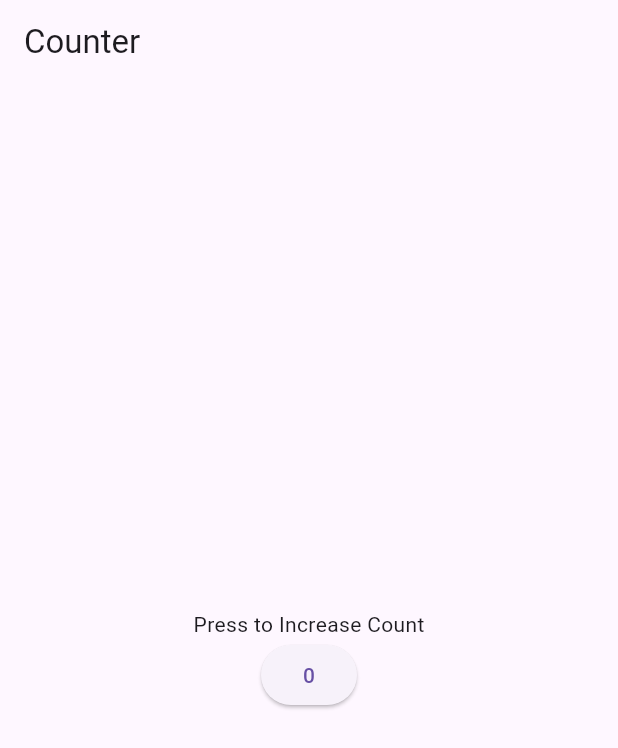
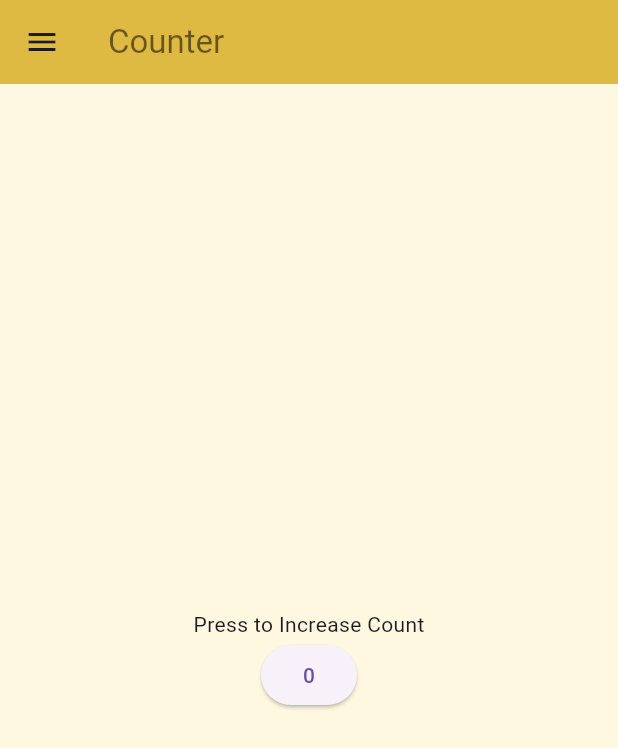
Before and after one commit to abir446/flutter-02, a Flutter app: the screen it shows after launch, on a phone screen of 412 x 824 dp. Shown: the top 748 px of the screen. Run offline on Flutter 3.47's test engine with Material 3 defaults, Android fonts, the phone set to English and light mode, and no system bars.

```diff
--- a/lib/main.dart
+++ b/lib/main.dart
@@ -1,4 +1,5 @@
 import 'package:counter/pages/counter.dart';
+import 'package:counter/pages/input_page.dart';
 import 'package:flutter/material.dart';
 
 void main() {
@@ -10,9 +11,11 @@ class MyApp extends StatelessWidget {
 
   @override
   Widget build(BuildContext context) {
-    return const MaterialApp(
+    return MaterialApp(
       debugShowCheckedModeBanner: false,
-      home: Counter(),
+      home: const Counter(),
+
+      routes: {'/input': (context) => const InputPage()},
     );
   }
 }
--- a/lib/pages/counter.dart
+++ b/lib/pages/counter.dart
@@ -20,18 +20,49 @@ class _CounterState extends State<Counter> {
   Widget build(BuildContext context) {
     return Scaffold(
       appBar: AppBar(
-        title: const Text('Counter'),
+        title: const Text('Counter',
+        style: TextStyle(
+          color: Colors.black54,
+        ),),
+        backgroundColor: const Color.fromARGB(255, 223, 186, 67),
+      ),
+      drawer: Drawer(
+        backgroundColor: Colors.brown[100],
+        child: Column(
+          children: [
+            const DrawerHeader(
+              child: Text(
+                'App',
+                style: TextStyle(color: Colors.black),
+              ),
+            ),
+            ListTile(
+              title: const Text(
+                'Input Page',
+                style: TextStyle(color: Colors.black),
+              ),
+              onTap: () {
+                Navigator.pop(context);
+                Navigator.pushNamed(
+                    context, '/input'); // Wrapped inside an anonymous function
+              },
+            )
+          ],
+        ),
       ),
       body: Center(
         child: Column(
           mainAxisAlignment: MainAxisAlignment.center,
           children: [
             const Text('Press to Increase Count'),
-            ElevatedButton(onPressed: increment, child:
-            Text(_count.toString()))
+            ElevatedButton(
+              onPressed: increment,
+              child: Text(_count.toString()),
+            ),
           ],
         ),
       ),
+      backgroundColor: Colors.amber[50],
     );
   }
 }
```
Also changed, not shown: lib/pages/input_page.dart (added, +46 -0 lines).
